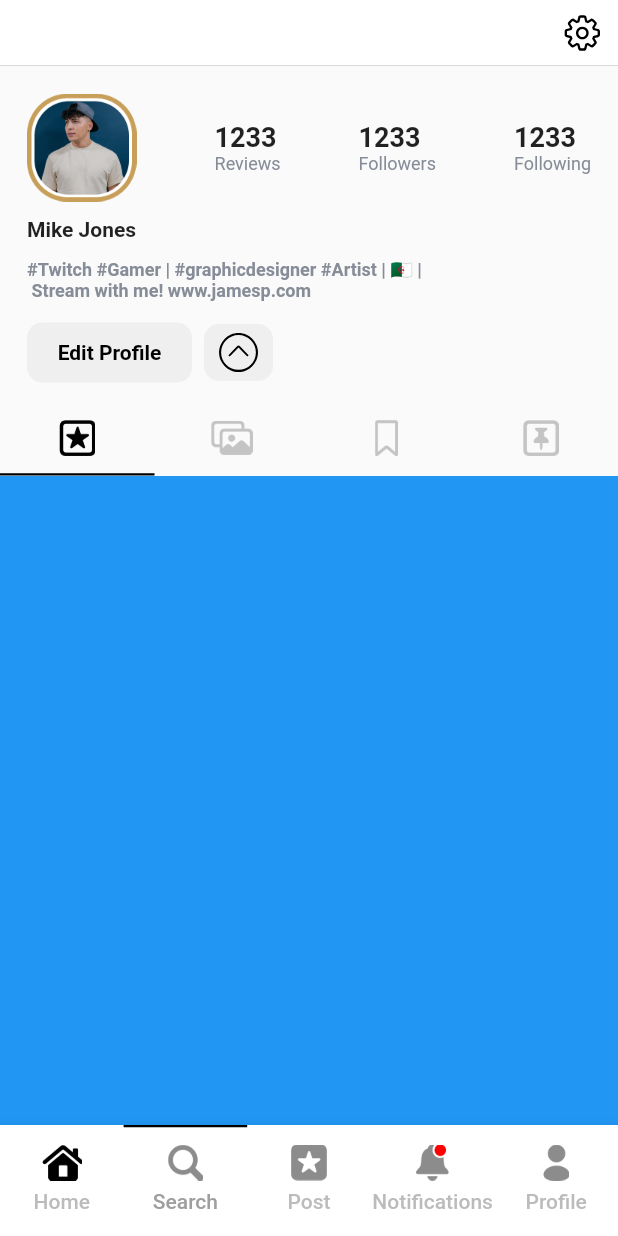
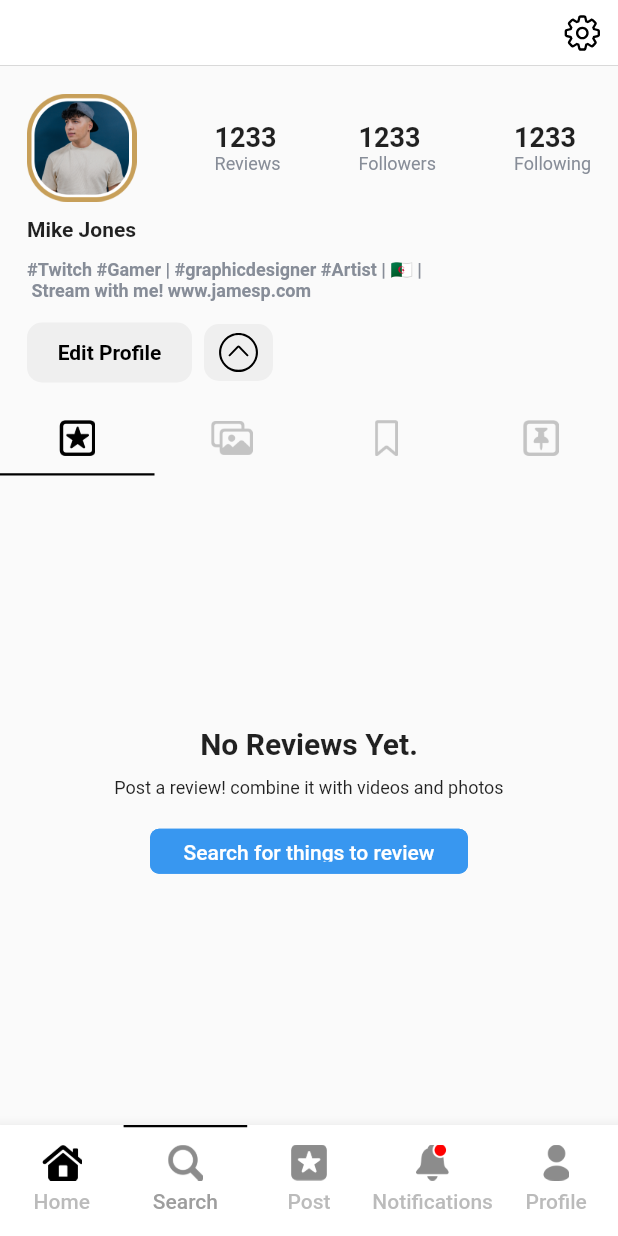
Before and after one commit to yellowMonkeyMediaDev/reviewtuApp, a Flutter app: the HomeScreen screen opened by its route, item 2 of the bottom bar chosen, on a phone screen of 412 x 824 dp. Run offline on Flutter 3.47's test engine with Material 2 defaults, Android fonts, the phone set to English and light mode, and no system bars; our stand-ins replace flutter_svg.

Commit message:
FilterReviewPopup widget and NoContentYet widget added

```diff
--- a/lib/constants/app_assets.dart
+++ b/lib/constants/app_assets.dart
@@ -301,6 +301,21 @@ class AppAssets {
     semanticsLabel: 'Second page indicator',
   );
 
+  static final Widget smallerLineIcon = SvgPicture.asset(
+    'assets/smaller_line_icon.svg',
+    semanticsLabel: 'Smaller line icon',
+  );
+
+  static final Widget closeIconRoundedGrey = SvgPicture.asset(
+    'assets/x_icon_rounded_grey.svg',
+    semanticsLabel: 'Close icon rounded grey',
+  );
+
+  static final Widget checkedIconBlue = SvgPicture.asset(
+    'assets/checked_icon_blue.svg',
+    semanticsLabel: 'Checked icon blue',
+  );
+
 
 
 }
--- a/lib/constants/app_colors.dart
+++ b/lib/constants/app_colors.dart
@@ -4,9 +4,11 @@ class AppColors {
   static const Color white = Colors.white;
   static const Color black = Colors.black;
   static const Color grey = Colors.grey;
+  static const Color darkGrey = Color(0xff817f7d);
   static const Color lightGrey = Color(0xffEFEFEF);
   static const Color extraLightGrey = Color(0xffF5F5F5);
   static const Color greyForProfileText = Color(0xff878D98);
   static const Color red = Colors.red;
   static const Color transparent = Colors.transparent;
+  static const Color skyBlue = Color(0xff3897f0);
 }
--- a/lib/screens/profile_screen.dart
+++ b/lib/screens/profile_screen.dart
@@ -2,6 +2,7 @@ import 'package:flutter/material.dart';
 import 'package:reviewtu_app/constants/app_assets.dart';
 import 'package:reviewtu_app/constants/app_colors.dart';
 import 'package:reviewtu_app/constants/profile_tab.dart';
+import 'package:reviewtu_app/widgets/no_content_yet_widget.dart';
 
 class ProfileScreen extends StatefulWidget {
   const ProfileScreen({Key? key}) : super(key: key);
@@ -38,13 +39,18 @@ class _ProfileScreenState extends State<ProfileScreen> {
               labelColor: AppColors.black,
               unselectedLabelColor: AppColors.grey,
               indicator: const BoxDecoration(
-                border: Border(bottom: BorderSide(color: AppColors.black, width: 1.5)),
+                border: Border(
+                    bottom: BorderSide(color: AppColors.black, width: 1.5)),
               ),
               tabs: ProfileTab.values.map((tab) {
                 final isSelected = tab == selectedTab;
                 return Tab(
                   iconMargin: const EdgeInsets.only(bottom: 6.0),
-                  icon: SizedBox(width: 28, height: 24, child: isSelected ? getTabActiveIcon(tab) : getTabIcon(tab)),
+                  icon: SizedBox(
+                      width: 28,
+                      height: 24,
+                      child:
+                          isSelected ? getTabActiveIcon(tab) : getTabIcon(tab)),
                 );
               }).toList(),
               onTap: (index) {
@@ -58,8 +64,11 @@ class _ProfileScreenState extends State<ProfileScreen> {
             Expanded(
               child: TabBarView(
                 children: [
-                  Container(
-                    color: Colors.blue,
+                  const NoContentYetWidget(
+                    title: 'No Reviews Yet.',
+                    description:
+                        "Post a review! combine it with videos and photos",
+                    buttonText: 'Search for things to review',
                   ),
                   Container(
                     color: Colors.red,
--- /dev/null
+++ b/lib/widgets/no_content_yet_widget.dart
@@ -0,0 +1,52 @@
+import 'package:flutter/material.dart';
+import 'package:reviewtu_app/constants/app_colors.dart';
+import 'package:reviewtu_app/widgets/primary_button_widget.dart';
+
+class NoContentYetWidget extends StatelessWidget {
+  const NoContentYetWidget(
+      {Key? key,
+      required this.title,
+      required this.description,
+      required this.buttonText,
+      this.callback})
+      : super(key: key);
+
+  final String title;
+  final String description;
+  final String buttonText;
+  final Function()? callback;
+
+  @override
+  Widget build(BuildContext context) {
+    return Column(
+      mainAxisSize: MainAxisSize.max,
+      mainAxisAlignment: MainAxisAlignment.center,
+      children: [
+        Text(
+          title,
+          style: const TextStyle(fontSize: 20, fontWeight: FontWeight.w600),
+        ),
+        const SizedBox(
+          height: 11,
+        ),
+        Text(
+          description,
+          style: const TextStyle(fontSize: 12, fontWeight: FontWeight.w400),
+        ),
+        const SizedBox(
+          height: 20,
+        ),
+        Padding(
+          padding: const EdgeInsets.symmetric(horizontal: 100.0),
+          child: PrimaryButtonWidget(
+            backgroundColor: AppColors.skyBlue,
+            textColor: AppColors.white,
+            buttonText: buttonText,
+            buttonHeight: 30,
+            callback: callback ?? () {},
+          ),
+        ),
+      ],
+    );
+  }
+}
```
Also changed, not shown: lib/screens/filter_reviews_popup.dart (added, +166 -0 lines), lib/screens/posts_feed_screen.dart (+11 -3 lines), assets/checked_icon_blue.svg (added), assets/smaller_line_icon.svg (added).
